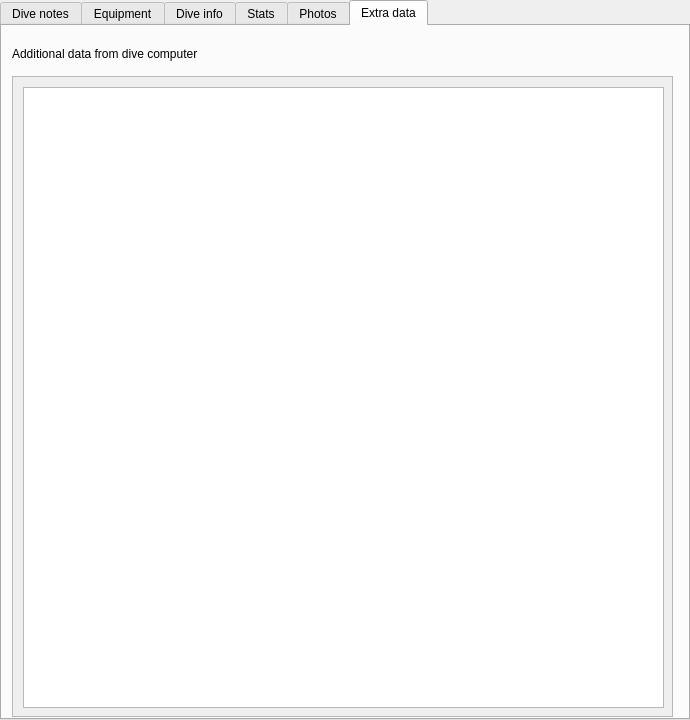
This is qt-ui/maintab.ui in subsurface/subsurface as Qt 5 draws it before an edit. The edited form follows.
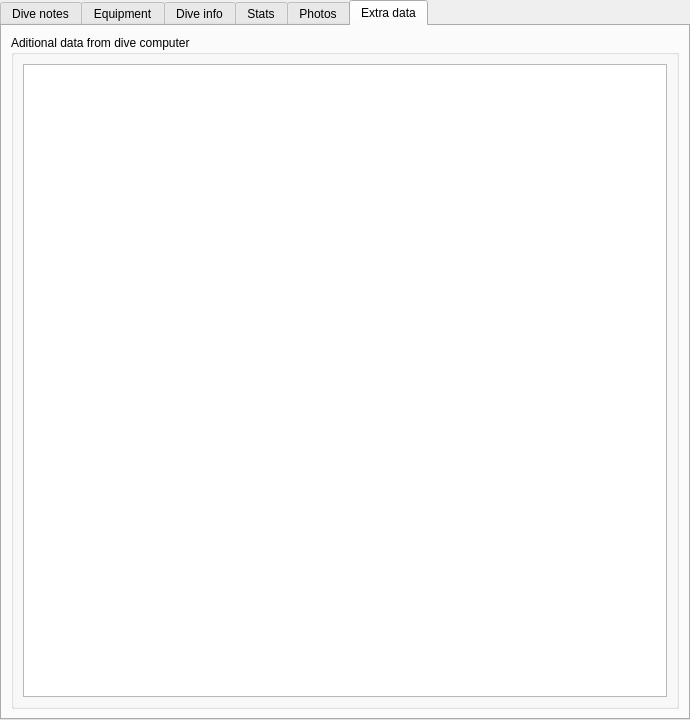
This is the edited form. The open tabs and pages were chosen to show the change. Custom widgets are drawn as their Qt base class.

Commit message:
Better layout for the Extra Info panel
The extra info didn't had a Layout set, this makes the
design hard and not resizable. fixed by using a layout.
I also changed a ScrollArea for a GroupBox, since the
Model already has a ScrollArea.

What changed in the file:
```diff
--- a/qt-ui/maintab.ui
+++ b/qt-ui/maintab.ui
@@ -957,52 +957,20 @@
    <attribute name="title">
     <string>Extra data</string>
    </attribute>
-   <widget class="QLabel" name="label_3">
-    <property name="geometry">
-     <rect>
-      <x>10</x>
-      <y>20</y>
-      <width>341</width>
-      <height>16</height>
-     </rect>
-    </property>
-    <property name="text">
-     <string>Additional data from dive computer</string>
-    </property>
-   </widget>
-   <widget class="QScrollArea" name="scrollArea_5">
-    <property name="geometry">
-     <rect>
-      <x>10</x>
-      <y>50</y>
-      <width>661</width>
-      <height>641</height>
-     </rect>
-    </property>
-    <property name="widgetResizable">
-     <bool>true</bool>
-    </property>
-    <widget class="QWidget" name="scrollAreaWidgetContents_5">
-     <property name="geometry">
-      <rect>
-       <x>0</x>
-       <y>0</y>
-       <width>659</width>
-       <height>639</height>
-      </rect>
-     </property>
-     <widget class="QTableView" name="extraData">
-      <property name="geometry">
-       <rect>
-        <x>10</x>
-        <y>10</y>
-        <width>641</width>
-        <height>621</height>
-       </rect>
+   <layout class="QVBoxLayout" name="verticalLayout_3">
+    <item>
+     <widget class="QGroupBox" name="groupBox_16">
+      <property name="title">
+       <string>Aditional data from dive computer</string>
       </property>
+      <layout class="QHBoxLayout" name="horizontalLayout">
+       <item>
+        <widget class="QTableView" name="extraData"/>
+       </item>
+      </layout>
      </widget>
-    </widget>
-   </widget>
+    </item>
+   </layout>
   </widget>
  </widget>
  <customwidgets>
```
Left out of the diff: 12 changed lines with no effect on the pictures.
